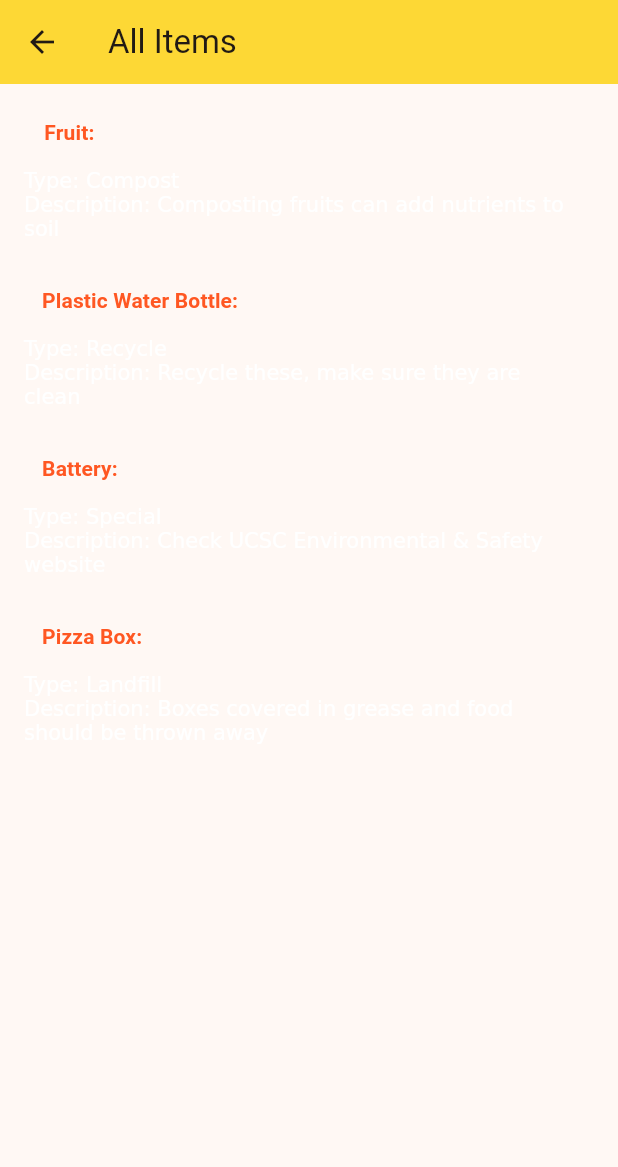
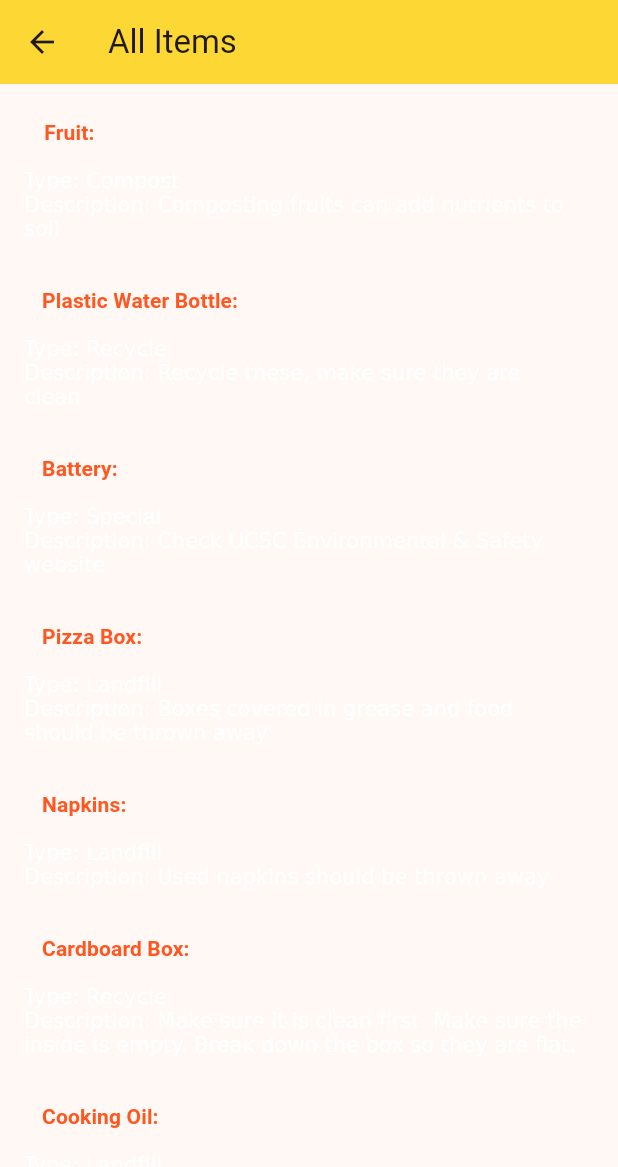
Before and after one commit to icecoldsprite1/SLUGarbage, a Flutter app: the AllItemsPage screen opened directly, on a phone screen of 412 x 824 dp. Shown: the top 1167 px of the screen. Run offline on Flutter 3.47's test engine with Material 3 defaults, Android fonts, the light colour scheme and no system bars; our stand-ins replace firebase_auth, firebase_core, go_router; missing offline and left inert: firebase_ui_auth, flutter_osm_plugin; accounts and stored records are empty.

Commit message:
more items

```diff
--- a/lib/all_items_page.dart
+++ b/lib/all_items_page.dart
@@ -12,7 +12,8 @@ class AllItemsPage extends StatelessWidget {
     var appState = context.watch<MyAppState>();
     return Scaffold(
       appBar: AppBar(title: const Text("All Items")),
-      body: Column(
+      body: ListView(children: [
+        Column(
             crossAxisAlignment: CrossAxisAlignment.start,
             children: itemsList.entries.map((entry) {
               String key = entry.key;
@@ -41,6 +42,7 @@ class AllItemsPage extends StatelessWidget {
                         '\nType: ${value.type} \nDescription: ${value.description}')
               ])));
             }).toList()),
+      ]),
     );
   }
 }
--- a/lib/items.dart
+++ b/lib/items.dart
@@ -22,5 +22,17 @@ final Map<String, dynamic> itemsList = {
       description: 'Check UCSC Environmental & Safety website'),
   'Pizza Box': Items(
       type: 'Landfill',
-      description: 'Boxes covered in grease and food should be thrown away')
+      description: 'Boxes covered in grease and food should be thrown away'),
+  'Napkins': Items(
+      type: 'Landfill', description: 'Used napkins should be thrown away'),
+  'Cardboard Box': Items(
+      type: 'Recycle',
+      description:
+          'Make sure it is clean first. Make sure the inside is empty. Break down the box so they are flat.'),
+  'Cooking Oil': Items(
+      type: 'Landfill',
+      description:
+          'After its cools down, throw it away, don\'t put it down the drain'),
+  'Metal Cans':
+      Items(type: 'Recycle', description: 'Empty out food and liquid first')
 };
--- a/lib/search_bar.dart
+++ b/lib/search_bar.dart
@@ -36,7 +36,12 @@ class _SearchingBarState extends State<SearchingBar> {
                   ),
                   suffixIcon: IconButton(
                     icon: const Icon(Icons.search),
-                    onPressed: () {},
+                    onPressed: () {
+                      Navigator.push(
+                          context,
+                          MaterialPageRoute(
+                              builder: ((context) => const AllItemsPage())));
+                    },
                   ),
                 ),
                 onChanged: (value) {
```
Lines whose indentation alone changed are shown as unchanged.
